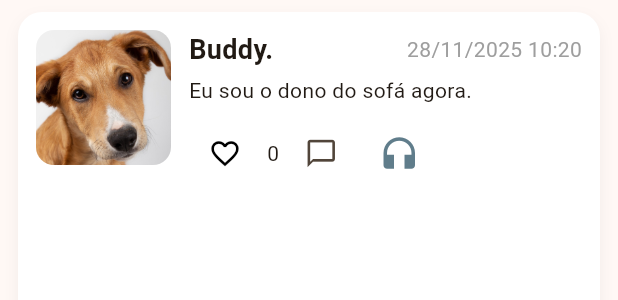
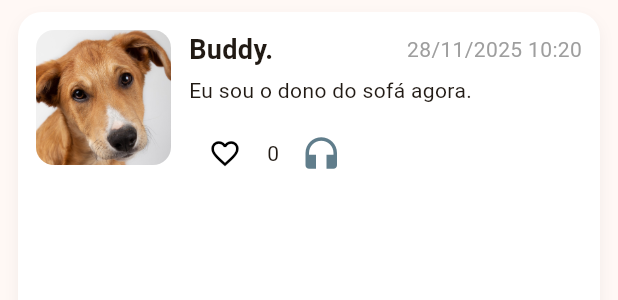
Before and after one commit to gustavorothen/pettalks, a Flutter app: the PostCard widget shown alone on an empty page, opened directly with sample values from the repository, on a phone screen of 412 x 824 dp. Shown: the top 300 px of the screen. Run offline on Flutter 3.47's test engine with Material 3 defaults, Android fonts, the phone set to English and light mode, and no system bars; our stand-ins replace audioplayers, cloud_firestore, firebase_core, image_picker, sqflite; missing offline and left inert: record; accounts and stored records are empty.

Commit message:
ajuste final

```diff
--- a/lib/features/feed/widgets/post_card.dart
+++ b/lib/features/feed/widgets/post_card.dart
@@ -157,10 +157,10 @@ class PostCard extends StatelessWidget {
                     ),
                     Text('${post.likes}'),
 
-                    IconButton(
-                      onPressed: () => _openComments(context),
-                      icon: const Icon(Icons.chat_bubble_outline, size: 22),
-                    ),
+                    // IconButton(
+                    //   onPressed: () => _openComments(context),
+                    //   icon: const Icon(Icons.chat_bubble_outline, size: 22),
+                    // ),
 
                     // ✅ Botão de áudio (Base64)
                     if (post.audioUrl != null)
```
